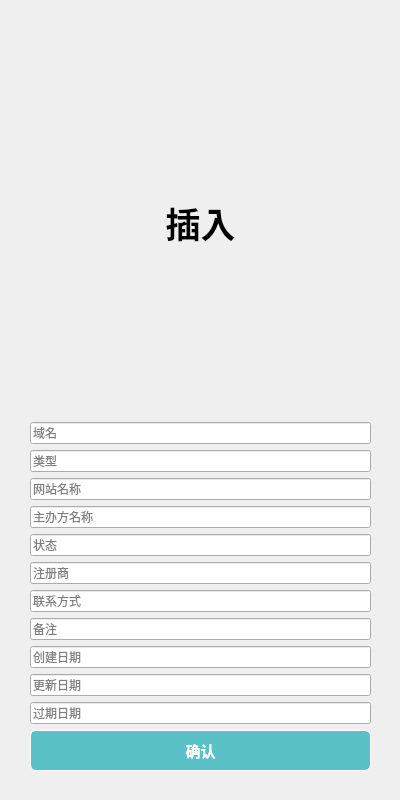
Miki-Riako/Internet-Domain-Name-Information-Management-System, file src/insertdialog.ui: the form before one commit.
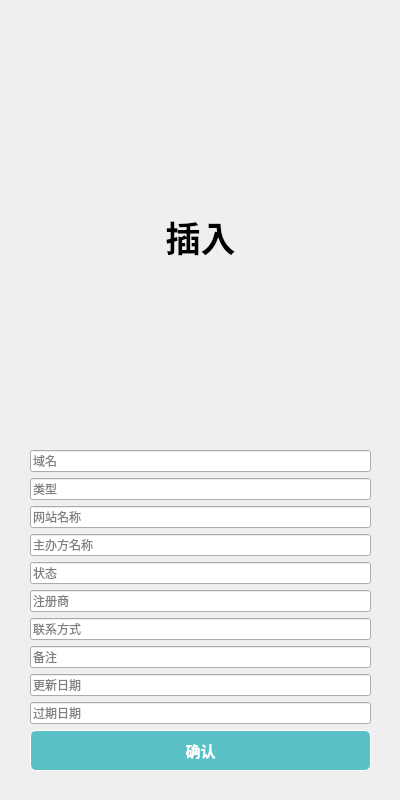
The form after the commit. Icons and pictures are not drawn. Custom widgets are drawn as their Qt base class.

Patch:
```diff
--- a/src/insertdialog.ui
+++ b/src/insertdialog.ui
@@ -144,13 +144,6 @@
            </property>
           </widget>
          </item>
-         <item>
-          <widget class="QtMaterialAutoComplete" name="createDateLineEdit">
-           <property name="placeholderText">
-            <string>创建日期</string>
-           </property>
-          </widget>
-         </item>
          <item>
           <widget class="QtMaterialAutoComplete" name="updateDateLineEdit">
            <property name="placeholderText">
```
